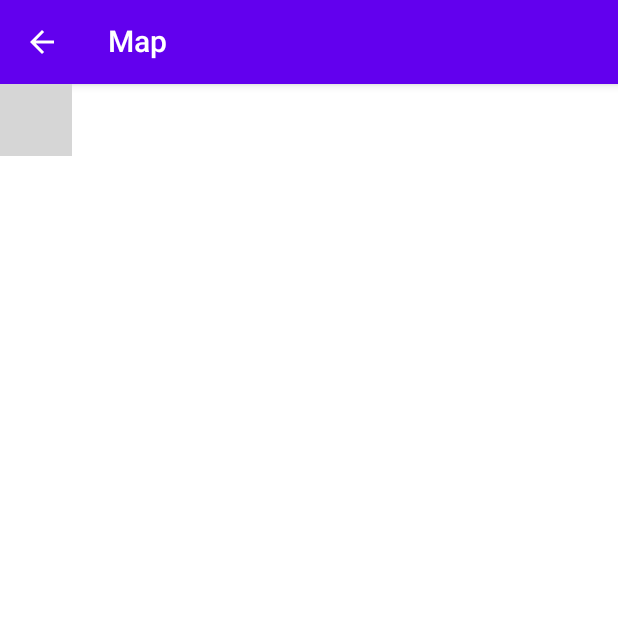
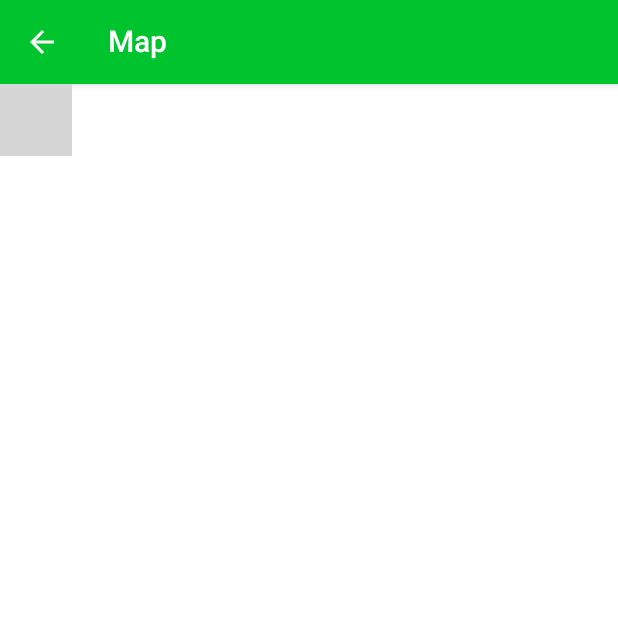
Before and after one commit to fornewid/naver-map-compose, an Android app built with Jetpack Compose: the screen it shows after launch (MapSampleActivity), after a tap on "Map", on a phone screen of 412 x 824 dp, the top half of it. Run offline under Robolectric (Android 15) with nearby library versions, the phone set to English and light mode, and no system bars; missing, so only their content is drawn: ProvideLocationSource; 1 statement that could not run was skipped; grey boxes are pictures that could not be loaded.

Commit message:
Remove MdcTheme dependency

```diff
--- a/app/build.gradle
+++ b/app/build.gradle
@@ -63,7 +63,6 @@ dependencies {
     implementation libs.compose.activity
     implementation libs.androidx.core
     implementation libs.material.material
-    implementation libs.material.composeThemeAdapter
     androidTestImplementation libs.androidx.test.ext.junit
     androidTestImplementation libs.androidx.test.espresso.core
 }
--- a/app/src/main/java/com/naver/maps/map/compose/demo/MapSampleActivity.kt
+++ b/app/src/main/java/com/naver/maps/map/compose/demo/MapSampleActivity.kt
@@ -18,7 +18,6 @@ package com.naver.maps.map.compose.demo
 import android.os.Bundle
 import androidx.activity.ComponentActivity
 import androidx.activity.compose.setContent
-import com.google.android.material.composethemeadapter.MdcTheme
 import com.naver.maps.map.util.FusedLocationSource
 
 class MapSampleActivity : ComponentActivity() {
@@ -31,7 +30,7 @@ class MapSampleActivity : ComponentActivity() {
         super.onCreate(savedInstanceState)
         setContent {
             ProvideLocationSource(locationSource) {
-                MdcTheme {
+                NaverMapTheme {
                     NavGraph()
                 }
             }
--- /dev/null
+++ b/app/src/main/java/com/naver/maps/map/compose/demo/Theme.kt
@@ -0,0 +1,29 @@
+package com.naver.maps.map.compose.demo
+
+import androidx.compose.material.MaterialTheme
+import androidx.compose.material.lightColors
+import androidx.compose.runtime.Composable
+import androidx.compose.ui.graphics.Color
+
+private object Colors {
+    val Brand = Color(0xFF00C42E)
+}
+
+private val LightColorPalette = lightColors(
+    primary = Colors.Brand,
+    primaryVariant = Colors.Brand,
+    onPrimary = Color.White,
+    secondary = Colors.Brand,
+    secondaryVariant = Colors.Brand,
+    onSecondary = Color.White
+)
+
+@Composable
+fun NaverMapTheme(
+    content: @Composable () -> Unit
+) {
+    MaterialTheme(
+        colors = LightColorPalette,
+        content = content
+    )
+}
--- a/gradle/libs.versions.toml
+++ b/gradle/libs.versions.toml
@@ -27,7 +27,6 @@ dokka-pluginGradle = "org.jetbrains.dokka:dokka-gradle-plugin:1.5.0"
 # Material Design
 
 material-material = "com.google.android.material:material:1.4.0"
-material-composeThemeAdapter = "com.google.android.material:compose-theme-adapter:1.1.10"
 
 # Compose
 
```
